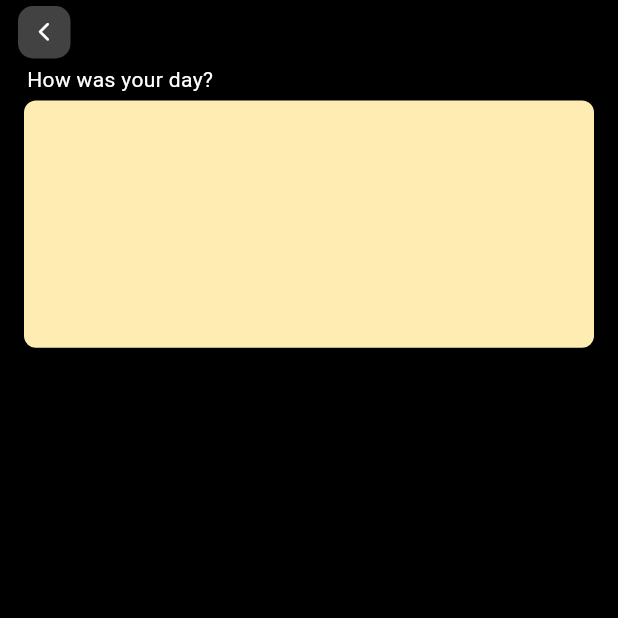
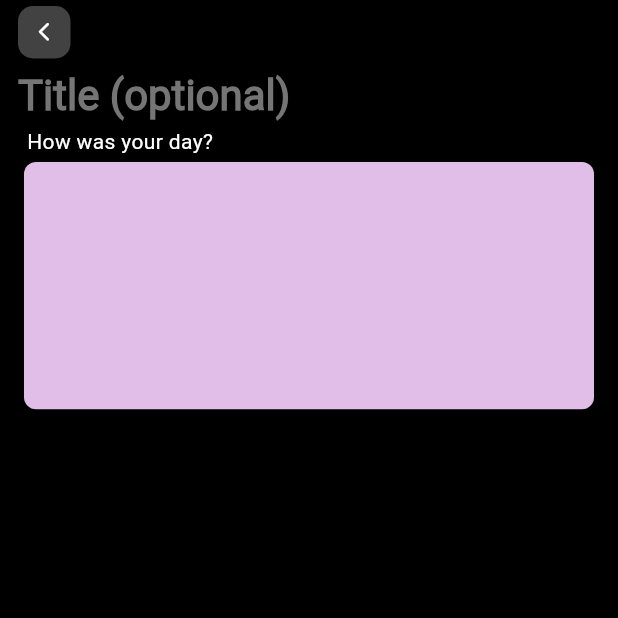
Before and after one commit to KrukDallan/GetJournaled, a Flutter app: the screen it shows after launch, after a tap on "New journal", on a phone screen of 412 x 824 dp, the top half of it. Run offline on Flutter 3.47's test engine with Material 3 defaults, Android fonts, the phone set to English and light mode, and no system bars; our stand-ins replace get_it, hive, hive_flutter; accounts and stored records are empty; generated files the repository leaves out were written again.

Commit message:
started modifying new_journal_page

```diff
--- a/lib/db/abstraction/journal_service/local_journal_map_service.dart
+++ b/lib/db/abstraction/journal_service/local_journal_map_service.dart
@@ -24,12 +24,14 @@ class LocalJournalMapService extends JournalService {
       streamJournalController.add(_cacheMap);
       HiveJournal hj = HiveJournal(
         id: journalObject.getId(),
+        title: journalObject.getTitle(),
         body: journalObject.getBody(),
         dateOfCreation: journalObject.getDateOfCreation(),
         cardColorIntValue: journalObject.getCardColor().value,
         dayRating: journalObject.getDayRating(),
         highlight: journalObject.getHighlight(),
         lowlight: journalObject.getLowlight(),
+        noteWorthy: journalObject.getNoteWorthy(),
         );
         _boxSingleJournal.put(_uniqueId, hj);
         _uniqueId += 1;
@@ -102,12 +104,14 @@ class LocalJournalMapService extends JournalService {
       //update in hivebox
       HiveJournal hj = HiveJournal(
           id: journalObject.getId(),
+          title: journalObject.getTitle(),
           body: journalObject.getBody(),
           dateOfCreation: journalObject.getDateOfCreation(),
           cardColorIntValue: journalObject.getCardColor().value,
           dayRating: journalObject.getDayRating(),
           highlight: journalObject.getHighlight(),
           lowlight: journalObject.getLowlight(),
+          noteWorthy: journalObject.getNoteWorthy(),
           );
           _boxSingleJournal.put(journalObject.getId(), hj);
           return true;
@@ -128,12 +132,14 @@ class LocalJournalMapService extends JournalService {
         HiveJournal hj = _boxSingleJournal.get(k);
         JournalObject journalObject = JournalObject(
             id: hj.id,
+            title: hj.title,
             body: hj.body,
             dateOfCreation: hj.dateOfCreation,
             cardColor: Color(hj.cardColorIntValue),
             dayRating: hj.dayRating,
             highlight: hj.highlight,
             lowlight: hj.lowlight,
+            noteWorthy: hj.noteWorthy,
             );
         _cacheMap.addAll({hj.id: journalObject});
       }
--- a/lib/hive/journal/hive_journal.dart
+++ b/lib/hive/journal/hive_journal.dart
@@ -10,6 +10,9 @@ part 'hive_journal.g.dart';
 class HiveJournal extends HiveObject {
   @HiveField(0)
   late int id;
+
+  @HiveField(10)
+  late int title;
 
   @HiveField(1)
   late String body;
@@ -29,14 +32,19 @@ class HiveJournal extends HiveObject {
   @HiveField(9)
   late String lowlight;
 
+  @HiveField(11)
+  late String noteWorthy;
+
   HiveJournal(
       {required this.id,
+      required this.title,
       required this.body,
       required this.dateOfCreation,
       required this.cardColorIntValue,
       required this.dayRating,
       required this.highlight,
       required this.lowlight,
+      required this.noteWorthy,
       });
 
   int getId() {
--- a/lib/journals/journal_object.dart
+++ b/lib/journals/journal_object.dart
@@ -7,29 +7,35 @@ import 'package:flutter/material.dart';
 
 class JournalObject extends Object{
   late int _id;
+  late dynamic _title;
   late dynamic _body;
   late final DateTime _dateOfCreation;
   late Color _cardColor;
   late int _dayRating;
   late String _highlight;
   late String _lowlight;
+    late String _noteWorthy;
 
   JournalObject(
       {required int id,
+      required dynamic title,
       required dynamic body,
       required DateTime dateOfCreation,
       required Color cardColor,
       required int dayRating,
       required String highlight,
       required String lowlight,
+      required String noteWorthy,
       })
       : _id = id,
+      _title = title,
         _body = body,
         _dateOfCreation = dateOfCreation,
         _cardColor = cardColor,
         _dayRating = dayRating,
         _highlight = highlight,
-        _lowlight = lowlight;
+        _lowlight = lowlight,
+        _noteWorthy = noteWorthy;
 
   int getId() {
     return _id;
@@ -38,6 +44,16 @@ class JournalObject extends Object{
   int setId(int newId) {
     int prev = _id;
     _id = newId;
+    return prev;
+  }
+
+    dynamic getTitle() {
+    return _title;
+  }
+
+  dynamic setTitle(dynamic newTitle) {
+    dynamic prev = _title;
+    _title = newTitle;
     return prev;
   }
 
@@ -77,6 +93,11 @@ class JournalObject extends Object{
     return _lowlight;
   }
 
+    String getNoteWorthy() {
+    return _noteWorthy;
+  }
+
+
   @override
   operator ==(Object other) => other is JournalObject && other.runtimeType == runtimeType && other._id==_id && (!other._dateOfCreation.isAfter(_dateOfCreation) && !other._dateOfCreation.isBefore(_dateOfCreation));
 
--- a/lib/journals/new_journal_page.dart
+++ b/lib/journals/new_journal_page.dart
@@ -12,22 +12,26 @@ import 'package:getjournaled/shared.dart';
 
 class NewJournalPage extends StatefulWidget {
   late int id;
+  late String title;
   late String body;
   late DateTime dateOfCreation;
   late int cardColorIntValue;
   late int dayRating;
   late String highlight;
   late String lowlight;
+  late String noteWorthy;
 
   NewJournalPage({
     super.key,
     required this.id,
+    required this.title,
     required this.body,
     required this.dateOfCreation,
     required this.cardColorIntValue,
     required this.dayRating,
     required this.highlight,
     required this.lowlight,
+    required this.noteWorthy,
   });
 
   @override
@@ -82,6 +86,8 @@ class _NewJournalPage extends State<NewJournalPage> {
   @override
   Widget build(BuildContext context) {
     var colorScheme = Theme.of(context).colorScheme;
+    ValueNotifier<String> tempTitle = ValueNotifier("Title (optional)");
+    ValueNotifier<Color> titleColor = ValueNotifier(Colors.grey.shade600);
     return SafeArea(
         child: Scaffold(
       backgroundColor: colorScheme.primary,
@@ -118,6 +124,57 @@ class _NewJournalPage extends State<NewJournalPage> {
                 ),
               ],
             ),
+            //
+            // Title
+            //
+            Padding(
+              padding: const EdgeInsets.only(left: 12, top: 8),
+              child: Material(
+                  type: MaterialType.transparency,
+                  child: ValueListenableBuilder(
+                    valueListenable: tempTitle,
+                    builder:
+                        (BuildContext context, String value, Widget? child) {
+                      return EditableText(
+                        showCursor: true,
+                        controller: TextEditingController(
+                          text: tempTitle.value,
+                          ),
+                        focusNode: FocusNode(),
+                        style: TextStyle(
+                          fontFamily: 'Roboto-Medium',
+                          fontSize: 28,
+                          fontWeight: FontWeight.w700,
+                          color: ValueListenableBuilder(
+                            valueListenable: titleColor,
+                            builder: (BuildContext context, Color color, Widget? child) {
+                              return Container(
+                                color: titleColor.value,
+                              );
+                            },
+                          ).valueListenable.value,
+                        ),
+                        cursorColor: Colors.white,
+                        backgroundCursorColor: Colors.black,
+                        onChanged: (String value) {
+                          if (value.contains("Title (optional)")) {
+                            tempTitle.value =
+                                value.replaceFirst("Title (optional)", "");
+                            widget.title = tempTitle.value;
+                            print(widget.title);
+                            titleColor.value = colorScheme.onPrimary;
+                          } else {
+                            widget.title = value;
+                            tempTitle.value = value;
+                          }
+                        },
+                      );
+                    },
+                  )),
+            ),
+            //
+            // Main body
+            //
             const Padding(
               padding: EdgeInsets.only(top: 4.0, left: 18.0),
               child: Text('How was your day?'),
@@ -125,12 +182,12 @@ class _NewJournalPage extends State<NewJournalPage> {
             Padding(
               padding: const EdgeInsets.only(left: 12.0, right: 12.0),
               child: Card(
-                color: Colors.amber.shade100,
+                color: Colors.purple.shade100,
                 shape: RoundedRectangleBorder(
                     borderRadius: BorderRadius.circular(8.0)),
-                child:  SizedBox(
-                  width: MediaQuery.of(context).size.width*0.95,
-                  height: MediaQuery.of(context).size.height*0.2 ,
+                child: SizedBox(
+                  width: MediaQuery.of(context).size.width * 0.95,
+                  height: MediaQuery.of(context).size.height * 0.2,
                   child: Padding(
                     padding: const EdgeInsets.only(top: 2.0, left: 4.0),
                     child: EditableText(
--- a/lib/notes/note_single_page.dart
+++ b/lib/notes/note_single_page.dart
@@ -216,7 +216,7 @@ class _SingleNotePage extends State<SingleNotePage> {
                           })),
                 },
                 if (_autoSave == false) ...{
-//
+                  //
                   // Save button
                   //
                   Padding(
@@ -432,9 +432,7 @@ class _SingleNotePage extends State<SingleNotePage> {
                 onChanged: _onTextChanged,
                 readOnly: false,
                 selectionColor: Colors.lightBlue.shade300,
-
               ),
-
             ))
           ],
         ),
@@ -443,7 +441,6 @@ class _SingleNotePage extends State<SingleNotePage> {
   }
 
   void _onTextChanged(String text) {
-
     if (text != widget.body) {
       _undoList.add(widget.body);
       _bodyTextEditingController.text = text;
--- a/lib/welcome.dart
+++ b/lib/welcome.dart
@@ -78,12 +78,14 @@ class _WelcomePage extends State<WelcomePage> {
                   MaterialPageRoute(
                     builder: (context) => NewJournalPage(
                       id: _journalService.getUniqueId(),
+                      title: '',
                       body: '',
                       dateOfCreation: DateTime(now.year, now.month, now.day),
                       cardColorIntValue: Colors.deepOrange.shade200.value,
                       dayRating: -1,
                       highlight: '',
-                      lowlight: '')
+                      lowlight: '',
+                      noteWorthy: '',)
                     )
                    );
               },
```
Also changed, not shown: lib/hive/journal/hive_journal.g.dart. Lines whose indentation alone changed are shown as unchanged.
